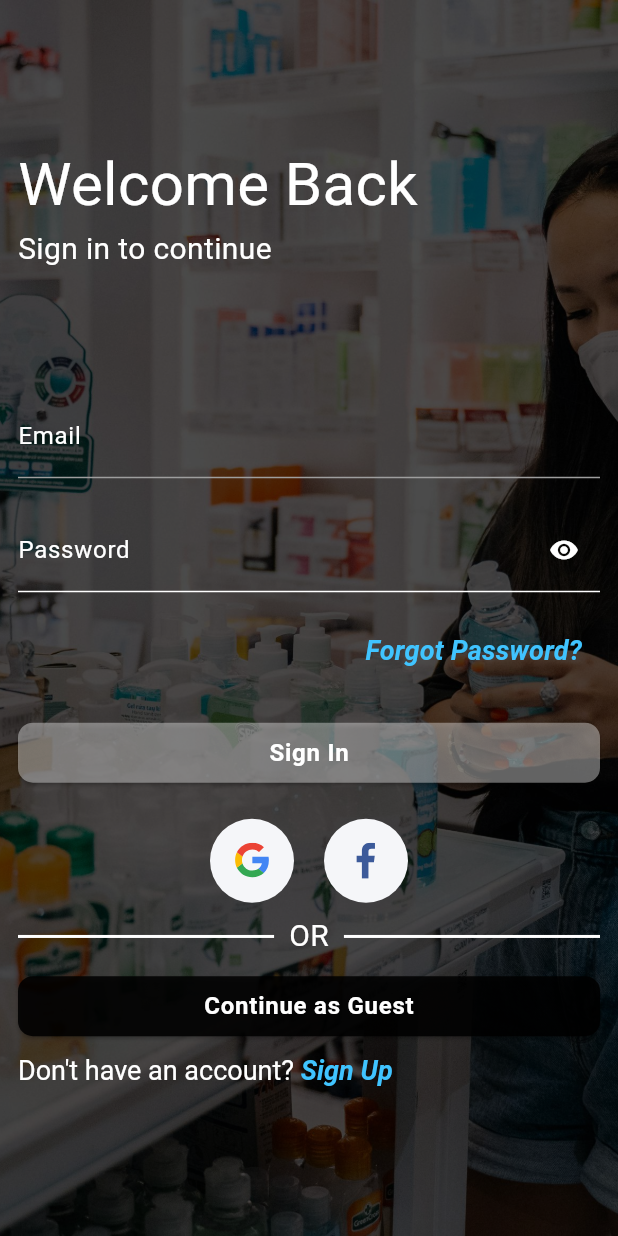
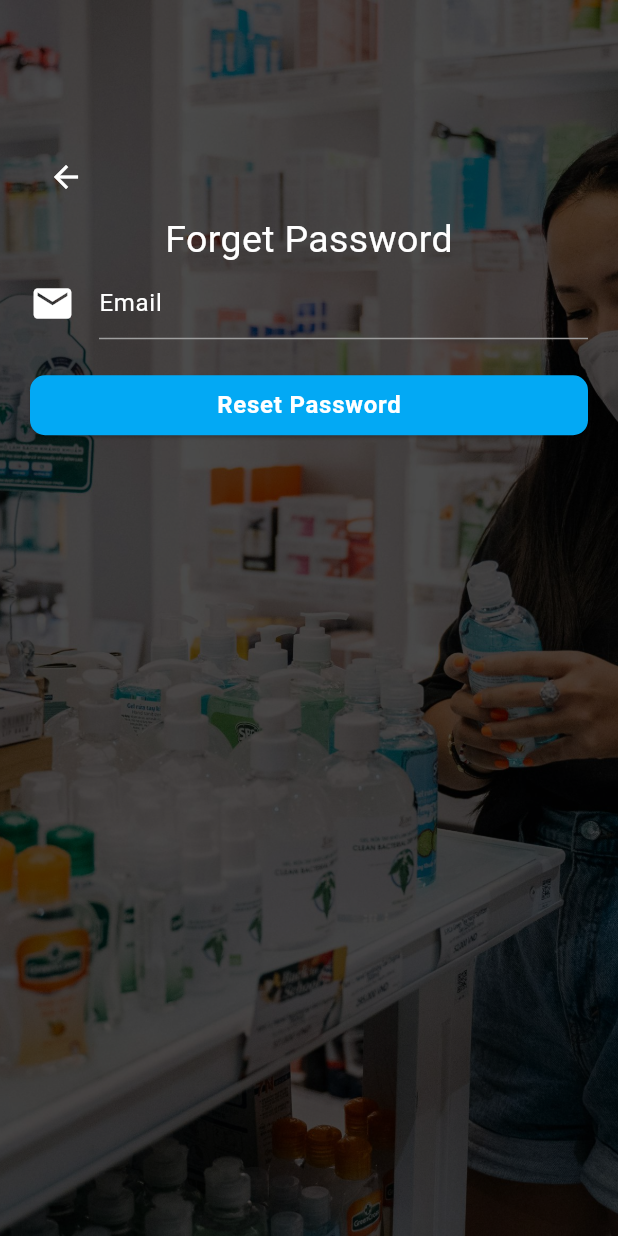
Before and after one commit to belalSoliman/primeCare, a Flutter app: the screen it shows after launch, after a tap on "Forgot Password?", on a phone screen of 412 x 824 dp. Run offline on Flutter 3.47's test engine with Material 3 defaults, Android fonts, the phone set to English and light mode, and no system bars; drawn by our look-alikes of card_swiper; our stand-ins replace badges, flutter_svg, iconly, shared_preferences.

Commit message:
finish mobile ui

```diff
--- a/lib/pharmacy_entry_point.dart
+++ b/lib/pharmacy_entry_point.dart
@@ -5,7 +5,9 @@ import 'package:pharnacy_trust/inner_screens/on_sale_screens.dart';
 import 'package:pharnacy_trust/inner_screens/orders_screen/order_screen_view.dart';
 import 'package:pharnacy_trust/inner_screens/wishList_screen/wish_list.dart';
 import 'package:pharnacy_trust/provider/dark_theme_provider.dart';
+import 'package:pharnacy_trust/screens/Auth/forget_password.dart';
 import 'package:pharnacy_trust/screens/Auth/log_in.dart';
+import 'package:pharnacy_trust/screens/Auth/sign_up.dart';
 import 'package:pharnacy_trust/screens/cart/product_details/product_details.dart';
 import 'package:pharnacy_trust/screens/cart/widget/card_screen.dart';
 
@@ -56,6 +58,8 @@ class _PharmacyEntryPointState extends State<PharmacyEntryPoint> {
               OrderScreenView.routeName: (ctx) => const OrderScreenView(),
               ViewdScreenBody.routeName: (ctx) => const ViewdScreenBody(),
               BtnNavBar.routeName: (ctx) => const BtnNavBar(),
+              SignUp.routeName: (ctx) => const SignUp(),
+              ForgetPassword.routeName: (ctx) => const ForgetPassword(),
             },
           );
         },
--- /dev/null
+++ b/lib/screens/Auth/forget_password.dart
@@ -0,0 +1,93 @@
+import 'package:flutter/material.dart';
+import 'package:pharnacy_trust/screens/Auth/auth_btn.dart';
+import 'package:pharnacy_trust/screens/Auth/log_in_swiper.dart';
+
+class ForgetPassword extends StatefulWidget {
+  const ForgetPassword({super.key});
+
+  static const routeName = '/ForgetPassword';
+
+  @override
+  State<ForgetPassword> createState() => _ForgetPasswordState();
+}
+
+class _ForgetPasswordState extends State<ForgetPassword> {
+  final _emailController = TextEditingController();
+  @override
+  void dispose() {
+    _emailController.dispose();
+    super.dispose();
+  }
+
+  Widget build(BuildContext context) {
+    return Scaffold(
+      body: Stack(children: [
+        LogInSwiper(),
+        Container(
+          color: Colors.black.withOpacity(0.7),
+        ),
+        Padding(
+          padding: const EdgeInsets.all(20.0),
+          child: Column(
+            mainAxisAlignment: MainAxisAlignment.start,
+            children: [
+              SizedBox(
+                height: MediaQuery.of(context).size.height * 0.09,
+              ),
+              Align(
+                alignment: Alignment.topLeft,
+                child: IconButton(
+                    onPressed: () {
+                      Navigator.pop(context);
+                    },
+                    icon: const Icon(Icons.arrow_back, color: Colors.white)),
+              ),
+              const Text(
+                "Forget Password",
+                style: TextStyle(
+                  color: Colors.white,
+                  fontSize: 25,
+                ),
+              ),
+              Form(
+                  child: TextFormField(
+                controller: _emailController,
+                textInputAction: TextInputAction.done,
+                onEditingComplete: () => FocusScope.of(context).unfocus(),
+                style: const TextStyle(color: Colors.white),
+                decoration: const InputDecoration(
+                  icon: Icon(Icons.email, color: Colors.white, size: 30),
+                  hintText: 'Email',
+                  hintStyle: TextStyle(color: Colors.white),
+                  enabledBorder: UnderlineInputBorder(
+                      borderSide: BorderSide(color: Colors.grey)),
+                  focusedBorder: UnderlineInputBorder(
+                      borderSide: BorderSide(color: Colors.lightBlue)),
+                  errorBorder: UnderlineInputBorder(
+                      borderSide: BorderSide(color: Colors.red)),
+                ),
+                keyboardType: TextInputType.emailAddress,
+                validator: (value) {
+                  if (value!.isEmpty ||
+                      !value.contains('@') ||
+                      !value.contains('.com')) {
+                    return 'Please enter your email';
+                  }
+                  return null;
+                },
+              )),
+              const SizedBox(
+                height: 20,
+              ),
+              AuthBtn(
+                btnText: 'Reset Password',
+                fct: () {},
+                color: Colors.lightBlue,
+              )
+            ],
+          ),
+        )
+      ]),
+    );
+  }
+}
--- a/lib/screens/Auth/log_in.dart
+++ b/lib/screens/Auth/log_in.dart
@@ -4,10 +4,13 @@ import 'package:flutter_svg/svg.dart';
 import 'package:pharnacy_trust/consts/consts.dart';
 import 'package:pharnacy_trust/screens/Auth/auth_btn.dart';
 import 'package:pharnacy_trust/screens/Auth/divider.dart';
+import 'package:pharnacy_trust/screens/Auth/forget_password.dart';
 import 'package:pharnacy_trust/screens/Auth/google.btn.dart';
 
 import 'package:pharnacy_trust/screens/Auth/log_in_swiper.dart';
 import 'package:pharnacy_trust/screens/Auth/login_form.dart';
+import 'package:pharnacy_trust/screens/Auth/sign_up.dart';
+import 'package:pharnacy_trust/service/global_methods.dart';
 
 class LogIn extends StatefulWidget {
   const LogIn({super.key});
@@ -20,6 +23,8 @@ class _LogInState extends State<LogIn> {
   // ignore: unused_element
   @override
   Widget build(BuildContext context) {
+    GlobalMethods globalMethods = GlobalMethods();
+
     return Scaffold(
       body: Stack(
         children: [
@@ -46,7 +51,12 @@ class _LogInState extends State<LogIn> {
                     Align(
                       alignment: Alignment.topRight,
                       child: TextButton(
-                          onPressed: () {},
+                          onPressed: () {
+                            globalMethods.navigateTo(
+                              ctx: context,
+                              routeName: ForgetPassword.routeName,
+                            );
+                          },
                           child: const Text(
                             "Forgot Password?",
                             maxLines: 1,
@@ -100,7 +110,11 @@ class _LogInState extends State<LogIn> {
                             fontWeight: FontWeight.bold,
                             fontStyle: FontStyle.italic,
                           ),
-                          recognizer: TapGestureRecognizer()..onTap = () {},
+                          recognizer: TapGestureRecognizer()
+                            ..onTap = () {
+                              globalMethods.navigateTo(
+                                  ctx: context, routeName: SignUp.routeName);
+                            },
                         )
                       ],
                     ))
--- a/lib/screens/Auth/login_form.dart
+++ b/lib/screens/Auth/login_form.dart
@@ -27,10 +27,11 @@ class _LoginFormState extends State<LoginForm> {
     final isValid = _formKey.currentState!.validate();
     FocusScope.of(context).unfocus();
     if (isValid) {
-      print("form submitted");
+
     }
   }
 
+  @override
   Widget build(BuildContext context) {
     return Form(
         key: _formKey,
```
Also changed, not shown: lib/screens/Auth/sign_up.dart (added, +91 -0 lines), lib/screens/Auth/sign_up_form.dart (added, +146 -0 lines).
